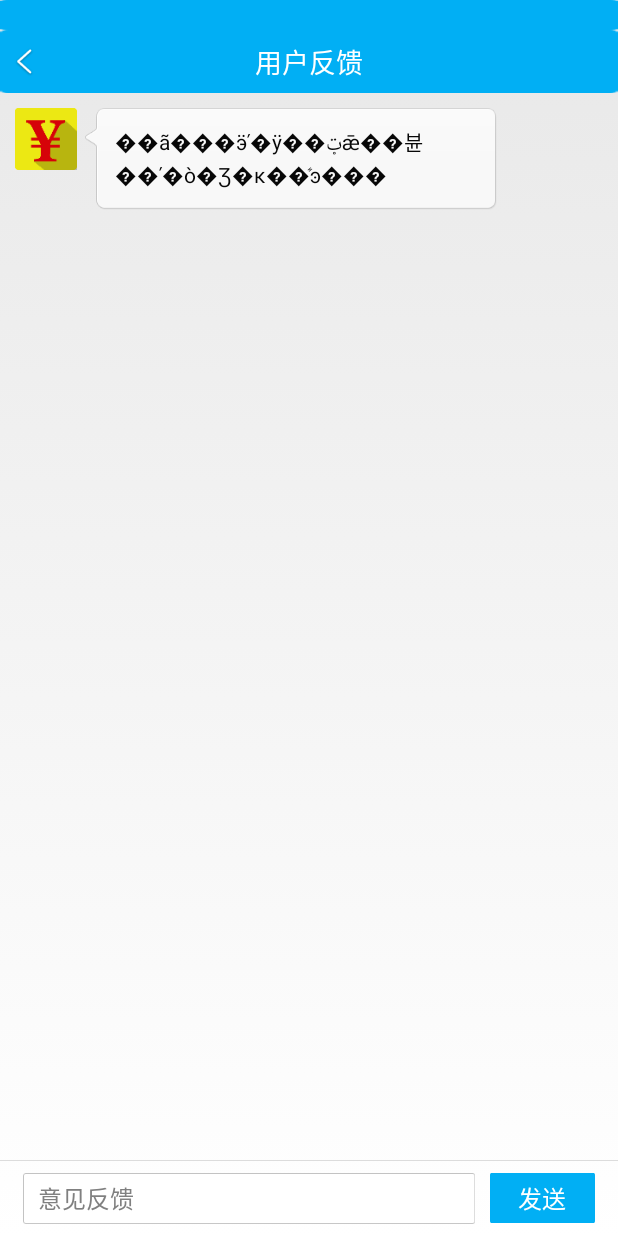
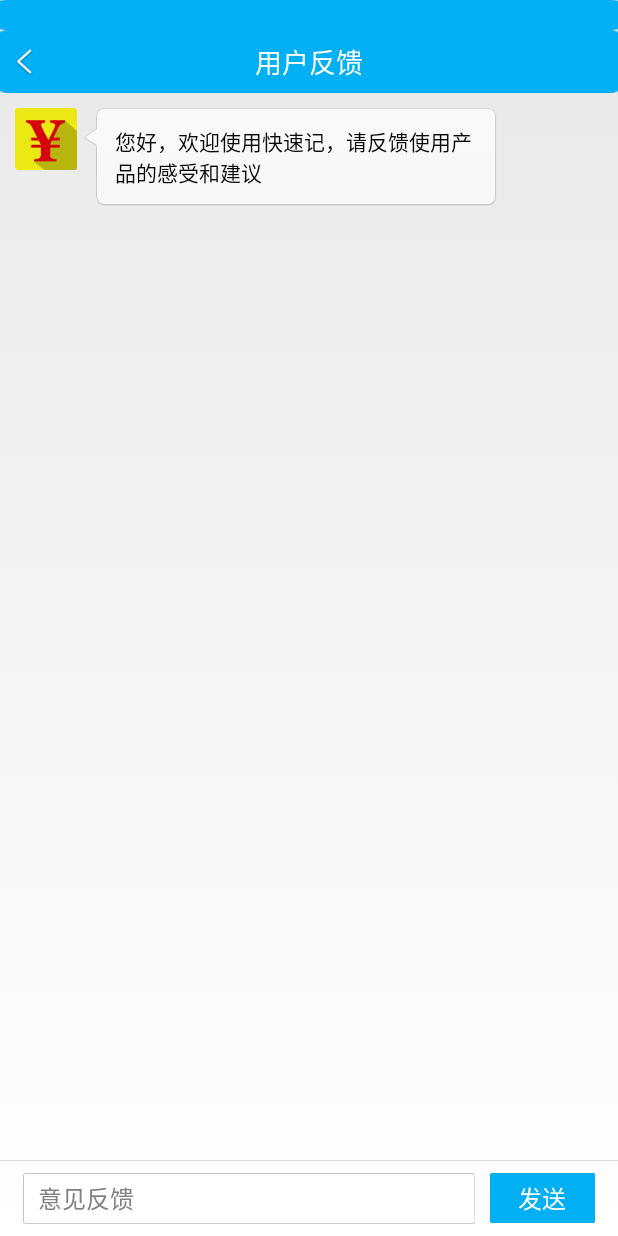
Before and after one commit to Dreamer206602/QuickMoney, an Android app: the CustomActivity screen opened directly, with no data from a screen before it, on a phone screen of 412 x 824 dp. Run offline under Robolectric (Android 15) with nearby library versions, the phone set to English and light mode, and no system bars.

Commit message:
修改部分代码

```diff
--- a/app/src/main/java/com/example/testpic/ImageGridActivity.java
+++ b/app/src/main/java/com/example/testpic/ImageGridActivity.java
@@ -41,7 +41,7 @@ public class ImageGridActivity extends Activity {
 		public void handleMessage(Message msg) {
 			switch (msg.what) {
 				case 0:
-					Toast.makeText(ImageGridActivity.this, "最多选择9张图片", 400).show();
+					Toast.makeText(ImageGridActivity.this, "最多选择9张图片", Toast.LENGTH_SHORT).show();
 					break;
 
 				default:
--- a/app/src/main/java/com/umeng/fb/example/AppApplication.java
+++ b/app/src/main/java/com/umeng/fb/example/AppApplication.java
@@ -9,6 +9,7 @@ import com.umeng.fb.push.FeedbackPush;
 public class AppApplication extends Application {
     @Override
     public void onCreate() {
+        super.onCreate();
         FeedbackPush.getInstance(this).init(false);
 //        AppPush.getInstance(this).init();
     }
--- a/app/src/main/java/com/umeng/fb/example/CustomActivity.java
+++ b/app/src/main/java/com/umeng/fb/example/CustomActivity.java
@@ -71,7 +71,7 @@ public class CustomActivity extends Activity {
 		requestWindowFeature(Window.FEATURE_NO_TITLE);
 		setContentView(R.layout.activity_custom);
 
-		SysApplication.getInstance().addActivity(this); // ����ٶ��������this
+		SysApplication.getInstance().addActivity(this); // 在销毁队列中添加this
 
 		if (Build.VERSION.SDK_INT >= Build.VERSION_CODES.KITKAT) {
 			setTranslucentStatus(true);
@@ -89,18 +89,18 @@ public class CustomActivity extends Activity {
 		initView();
 
 		Intent intentr = getIntent();
-		Bundle bundle = intentr.getExtras();// ��ȡ�������ݣ���ʹ��Bundle��¼
+		Bundle bundle = intentr.getExtras();// 获取传入的数据，并使用Bundle记录
 		if (bundle != null) {
 			if (bundle.containsKey("cwp.md")) {
-				String error = (String) bundle.getString("cwp.md");// ��ȡBundle�м�¼����Ϣ
+				String error = (String) bundle.getString("cwp.md");// 获取Bundle中记录的信息
 				inputEdit.setText(error);
 			}
 		}
 		mAgent = new FeedbackAgent(this);
 		mComversation = new FeedbackAgent(this).getDefaultConversation();
 		if (!firstfb.equals(sp.getString("firstfb", ""))) {
-			mComversation.addUserReply("��ã���ӭʹ�ÿ��ټǣ��뷴��ʹ�ò�Ʒ�ĸ��ܺͽ���");
-			edit.putString("firstfb", "true"); // һ��ֻ���һ��
+			mComversation.addUserReply("您好，欢迎使用快速记，请反馈使用产品的感受和建议");
+			edit.putString("firstfb", "true"); // 一天只检查一次
 			edit.commit();
 		}
 		adapter = new ReplyAdapter();
@@ -127,7 +127,7 @@ public class CustomActivity extends Activity {
 		sendBtn = (Button) findViewById(R.id.fb_send_btn);
 		inputEdit = (EditText) findViewById(R.id.fb_send_content);
 		example_left2 = (ImageView) findViewById(R.id.example_left2);
-		// ����ˢ�����
+		// 下拉刷新组件
 
 		mSwipeRefreshLayout = (SwipeRefreshLayout) findViewById(R.id.fb_reply_refresh);
 		example_left2.setOnClickListener(new OnClickListener() {
@@ -144,17 +144,17 @@ public class CustomActivity extends Activity {
 				String content = inputEdit.getText().toString();
 				inputEdit.getEditableText().clear();
 				if (!TextUtils.isEmpty(content)) {
-					// ��������ӵ��Ự�б�
+					// 将内容添加到会话列表
 					mComversation.addUserReply(content);
-					// ˢ����ListView
+					// 刷新新ListView
 					mHandler.sendMessage(new Message());
-					// ���ͬ��
+					// 数据同步
 					sync();
 				}
 			}
 		});
 
-		// ����ˢ��
+		// 下拉刷新
 		mSwipeRefreshLayout.setOnRefreshListener(new OnRefreshListener() {
 			@Override
 			public void onRefresh() {
@@ -163,7 +163,7 @@ public class CustomActivity extends Activity {
 		});
 	}
 
-	// ���ͬ��
+	// 数据同步
 	private void sync() {
 
 		mComversation.sync(new SyncListener() {
@@ -174,17 +174,17 @@ public class CustomActivity extends Activity {
 
 			@Override
 			public void onReceiveDevReply(List<Reply> replyList) {
-				// SwipeRefreshLayoutֹͣˢ��
+				// SwipeRefreshLayout停止刷新
 				mSwipeRefreshLayout.setRefreshing(false);
-				// ������Ϣ��ˢ��ListView
+				// 发送消息，刷新ListView
 				mHandler.sendMessage(new Message());
-				// �����û���µĻظ���ݣ��򷵻�
+				// 如果开发者没有新的回复数据，则返回
 				if (replyList == null || replyList.size() < 1) {
 					return;
 				}
 			}
 		});
-		// ����adapter��ˢ��ListView
+		// 更新adapter，刷新ListView
 		adapter.notifyDataSetChanged();
 	}
 
@@ -208,19 +208,19 @@ public class CustomActivity extends Activity {
 
 		@Override
 		public int getViewTypeCount() {
-			// ���ֲ�ͬ��Tiem����
+			// 两种不同的Tiem布局
 			return VIEW_TYPE_COUNT;
 		}
 
 		@Override
 		public int getItemViewType(int position) {
-			// ��ȡ�����ظ�
+			// 获取单条回复
 			Reply reply = mComversation.getReplyList().get(position);
 			if (Reply.TYPE_DEV_REPLY.equals(reply.type)) {
-				// �����߻ظ�Item����
+				// 开发者回复Item布局
 				return VIEW_TYPE_DEV;
 			} else {
-				// �û��������ظ�Item����
+				// 用户反馈、回复Item布局
 				return VIEW_TYPE_USER;
 			}
 		}
@@ -229,16 +229,16 @@ public class CustomActivity extends Activity {
 		public View getView(int position, View convertView, ViewGroup parent) {
 			ViewHolder holder = null;
 
-			// ��ȡ�����ظ�
+			// 获取单条回复
 			Reply reply = mComversation.getReplyList().get(position);
 			if (convertView == null) {
-				// ���Type�����������ز�ͬ��Item����
+				// 根据Type的类型来加载不同的Item布局
 				if (Reply.TYPE_DEV_REPLY.equals(reply.type)) {
-					// �����ߵĻظ�
+					// 开发者的回复
 					convertView = LayoutInflater.from(mContext).inflate(
 							R.layout.custom_fb_user_reply, null);
 				} else {
-					// �û��ķ������ظ�
+					// 用户的反馈、回复
 					convertView = LayoutInflater.from(mContext).inflate(
 							R.layout.custom_fb_dev_reply, null);
 
@@ -248,7 +248,7 @@ public class CustomActivity extends Activity {
 					}
 				}
 
-				// ����ViewHolder����ȡ����View
+				// 创建ViewHolder并获取各种View
 				holder = new ViewHolder();
 				holder.replyContent = (TextView) convertView
 						.findViewById(R.id.fb_reply_content);
@@ -263,19 +263,19 @@ public class CustomActivity extends Activity {
 				holder = (ViewHolder) convertView.getTag();
 			}
 
-			// ������������
-			// ����Reply������
+			// 以下是填充数据
+			// 设置Reply的内容
 			holder.replyContent.setText(reply.content);
-			// ��AppӦ�ý��棬���ڿ����ߵ�Reply����statusû������
+			// 在App应用界面，对于开发者的Reply来讲status没有意义
 			if (!Reply.TYPE_DEV_REPLY.equals(reply.type)) {
-				// ���Reply��״̬������replyStateFailed��״̬
+				// 根据Reply的状态来设置replyStateFailed的状态
 				if (Reply.STATUS_NOT_SENT.equals(reply.status)) {
 					holder.replyStateFailed.setVisibility(View.VISIBLE);
 				} else {
 					holder.replyStateFailed.setVisibility(View.GONE);
 				}
 
-				// ���Reply��״̬������replyProgressBar��״̬
+				// 根据Reply的状态来设置replyProgressBar的状态
 				if (Reply.STATUS_SENDING.equals(reply.status)) {
 					holder.replyProgressBar.setVisibility(View.VISIBLE);
 				} else {
@@ -283,7 +283,7 @@ public class CustomActivity extends Activity {
 				}
 			}
 
-			// �ظ���ʱ����ݣ��������QQ����Reply֮�����100000ms��չʾʱ��
+			// 回复的时间数据，这里仿照QQ两条Reply之间相差100000ms则展示时间
 			if ((position + 1) < mComversation.getReplyList().size()) {
 				Reply nextReply = mComversation.getReplyList()
 						.get(position + 1);
```
